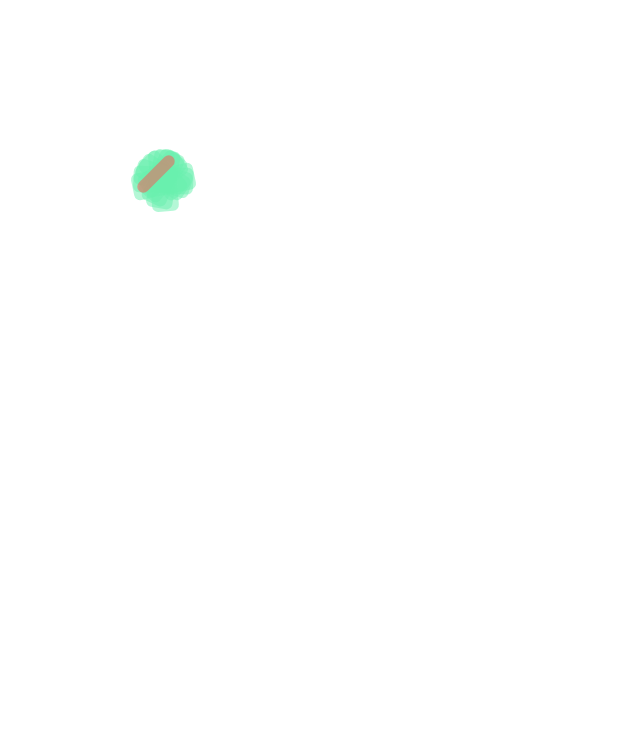
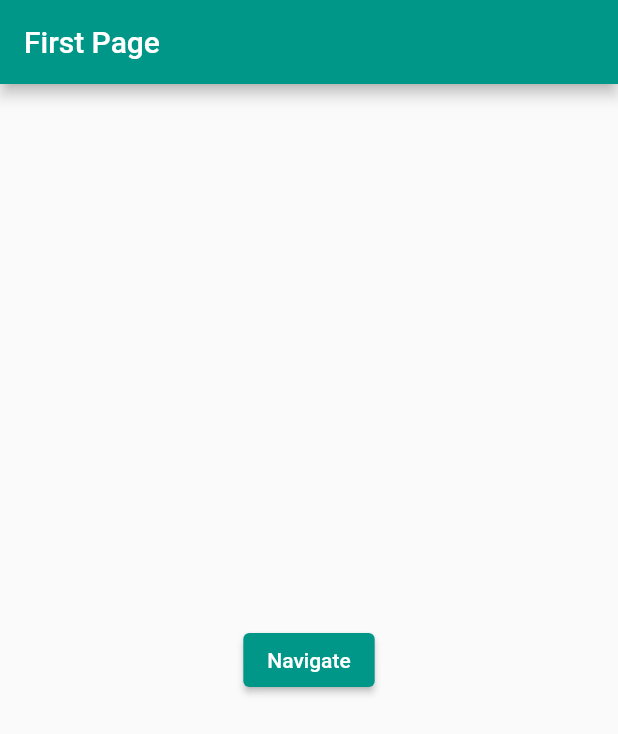
Before and after one commit to HeySitam/MovieFreaks, a Flutter app: the screen it shows after launch, on a phone screen of 412 x 824 dp. Shown: the top 734 px of the screen. Run offline on Flutter 3.47's test engine with Material 2 defaults, Android fonts, the phone set to English and light mode, and no system bars.

Commit message:
Implemented basics of routing

```diff
--- a/lib/main.dart
+++ b/lib/main.dart
@@ -1,6 +1,9 @@
 import 'package:flutter/cupertino.dart';
 import 'package:flutter/material.dart';
-import 'package:flutter_ui_practice/pages/animation_page.dart';
+import 'package:flutter_ui_practice/pages/first_page.dart';
+import 'package:flutter_ui_practice/pages/second_page.dart';
+import 'package:flutter_ui_practice/pages/third_page.dart';
+import 'package:flutter_ui_practice/utils/routes.dart';
 
 void main() => runApp(App());
 class App extends StatelessWidget {
@@ -10,7 +13,13 @@ class App extends StatelessWidget {
         title: "Grouped List Demo",
         debugShowCheckedModeBanner: false,
         theme: ThemeData(primarySwatch: Colors.teal),
-        home: MainAnimationPage()
+        initialRoute: '/',
+        routes: {
+          '/' : (context) => FirstPage(),
+          Routes.firstPageRoute : (context) => FirstPage(),
+          Routes.secondPageRoute : (context) => SecondPage(),
+          Routes.thirdPageRoute : (context) => ThirdPage()
+        },
     );
   }
 }
--- a/lib/pages/animation_page.dart
+++ /dev/null
@@ -1,97 +0,0 @@
-import 'package:flutter/cupertino.dart';
-import 'package:flutter/material.dart';
-import 'dart:math' as math;
-
-class MainAnimationPage extends StatefulWidget {
-  @override
-  State<MainAnimationPage> createState() => _MainAnimationPageState();
-}
-
-class _MainAnimationPageState extends State<MainAnimationPage> {
-  double _height = 32.0;
-  double _width = 8.0;
-  double _angle = math.pi / 4;
-  double posX = 100.0;
-  double posY = 100.0;
-
-  _onPanUpdate(details) {
-    WidgetsBinding.instance.addPostFrameCallback((_) {
-    });
-    posX = details.globalPosition.dx;
-    posY = details.globalPosition.dy;
-    setState(() {});
-  }
-
-
-  @override
-  Widget build(BuildContext context) {
-    return Stack(
-      alignment: AlignmentDirectional.center,
-     // children: [_FirstItem()],
-      children: _ItemList(),
-    );
-  }
-
-  List<Widget> _ItemList(){
-    const numOfItems = 10;
-    const angleChangeRate = 36.0;
-    const htChangeRate = 1.0;
-    const wtChangeRate = 0.1;
-    double tempHt = _height + (numOfItems+1 * htChangeRate);
-    double tempWd = _width + (numOfItems+1 * wtChangeRate);
-    double tempAngle = _angle + numOfItems+1 * angleChangeRate;
-    List<Widget> items = [];
-    for(var pos = numOfItems; pos > 0; pos --){
-      tempHt -= htChangeRate;
-      tempWd -= wtChangeRate;
-      tempAngle -= angleChangeRate;
-      items.add(
-        _Item(
-          height: tempHt,
-          width: tempWd,
-          angle: tempAngle
-        )
-      );
-    }
-    items.add(_FirstItem());
-    return items;
-  }
-
-  Widget _Item({double? height, double? width, double? angle}) {
-    return Positioned(
-      top: posY,
-      left: posX,
-      child: Transform.rotate(
-        angle: angle ?? _angle,
-        child: Container(
-            height: height ?? _height,
-            width: width ?? _width,
-            decoration: BoxDecoration(
-                color: Colors.greenAccent.withOpacity(0.5),
-                borderRadius: BorderRadius.all(Radius.circular(4.0))),
-          ),
-      ),
-    );
-  }
-
-  Widget _FirstItem({double? height, double? width, double? angle}) {
-    return Positioned(
-      top: posY,
-      left: posX,
-        child: Transform.rotate(
-          angle: angle ?? _angle,
-          child: GestureDetector(
-            onPanUpdate: _onPanUpdate,
-            child: Container(
-              height: height ?? _height,
-              width: width ?? _width,
-              decoration: BoxDecoration(
-                  color: Colors.redAccent.withOpacity(0.5),
-                  borderRadius: BorderRadius.all(Radius.circular(4.0))),
-            ),
-          ),
-        ),
-    );
-  }
-
-}
--- /dev/null
+++ b/lib/pages/first_page.dart
@@ -0,0 +1,24 @@
+import 'package:flutter/cupertino.dart';
+import 'package:flutter/material.dart';
+import 'package:flutter_ui_practice/pages/second_page.dart';
+import 'package:flutter_ui_practice/utils/routes.dart';
+
+class FirstPage extends StatelessWidget{
+  @override
+  Widget build(BuildContext context) {
+    return Scaffold(
+      appBar: AppBar(
+        title: Text("First Page"),
+      ),
+      body: Center(
+        child: ElevatedButton(
+          child: Text("Navigate"),
+          onPressed: (){
+           // Navigator.pushNamedAndRemoveUntil(context, Routes.secondPageRoute, ModalRoute.withName(Routes.firstPageRoute));
+            Navigator.pushNamed(context, Routes.secondPageRoute);
+          },
+        ),
+      ),
+    );
+  }
+}
--- /dev/null
+++ b/lib/pages/second_page.dart
@@ -0,0 +1,21 @@
+import 'package:flutter/material.dart';
+import 'package:flutter_ui_practice/utils/routes.dart';
+
+class SecondPage extends StatelessWidget{
+  @override
+  Widget build(BuildContext context) {
+    return Scaffold(
+      appBar: AppBar(
+        title: Text("Second Page"),
+      ),
+      body: Center(
+        child: ElevatedButton(
+          child: Text("Navigate"),
+          onPressed: (){
+            Navigator.popAndPushNamed(context, Routes.thirdPageRoute);
+          },
+        ),
+      ),
+    );
+  }
+}
--- /dev/null
+++ b/lib/pages/third_page.dart
@@ -0,0 +1,21 @@
+import 'package:flutter/material.dart';
+import 'package:flutter_ui_practice/utils/routes.dart';
+
+class ThirdPage extends StatelessWidget{
+  @override
+  Widget build(BuildContext context) {
+    return Scaffold(
+      appBar: AppBar(
+        title: Text("Third Page"),
+      ),
+      body: Center(
+        child: ElevatedButton(
+          child: Text("Navigate"),
+          onPressed: (){
+            Navigator.popAndPushNamed(context, Routes.secondPageRoute);
+          },
+        ),
+      ),
+    );
+  }
+}
--- /dev/null
+++ b/lib/utils/routes.dart
@@ -0,0 +1,5 @@
+class Routes{
+  static const firstPageRoute = "/firstPage";
+  static const secondPageRoute = "/secondPage";
+  static const thirdPageRoute = "/thirdPage";
+}
```
